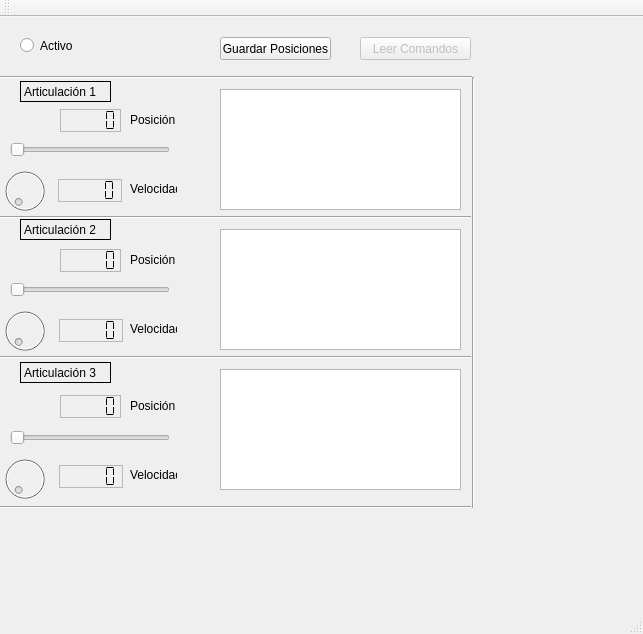
Qt form pooD-old/mainwindow.ui (gabrielquiroga/POO---Integrador) before a commit.
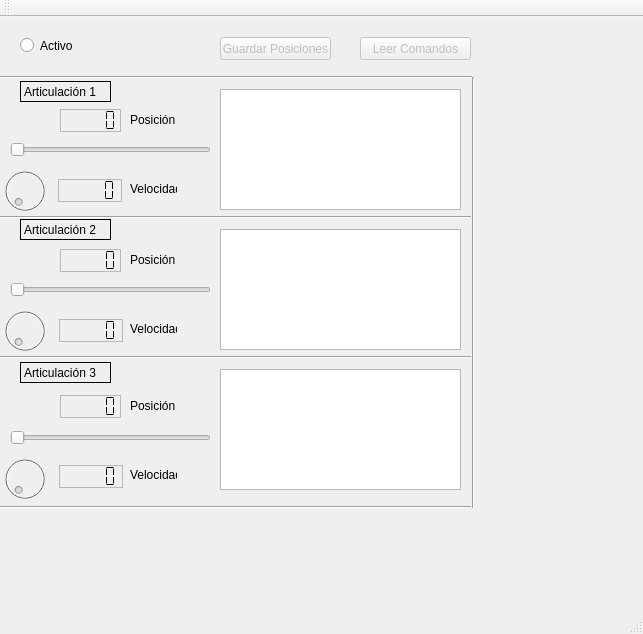
The same form after that commit.

What changed in the file:
```diff
--- a/pooD-old/mainwindow.ui
+++ b/pooD-old/mainwindow.ui
@@ -22,7 +22,7 @@
      <rect>
       <x>10</x>
       <y>122</y>
-      <width>160</width>
+      <width>201</width>
       <height>22</height>
      </rect>
     </property>
@@ -150,7 +150,7 @@
      <rect>
       <x>10</x>
       <y>262</y>
-      <width>160</width>
+      <width>201</width>
       <height>22</height>
      </rect>
     </property>
@@ -458,7 +458,7 @@
      <rect>
       <x>10</x>
       <y>410</y>
-      <width>160</width>
+      <width>201</width>
       <height>22</height>
      </rect>
     </property>
@@ -499,6 +499,9 @@
     </property>
    </widget>
    <widget class="QPushButton" name="pushButton_2">
+    <property name="enabled">
+     <bool>false</bool>
+    </property>
     <property name="geometry">
      <rect>
       <x>220</x>
```
Left out of the diff: 20 changed lines with no effect on the pictures.
